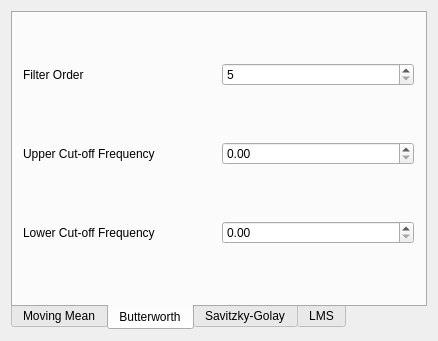
The window that src/View/MainWindow/baselineform.ui (TurboMiki/ecg_app) describes before a commit, drawn with Qt 5.
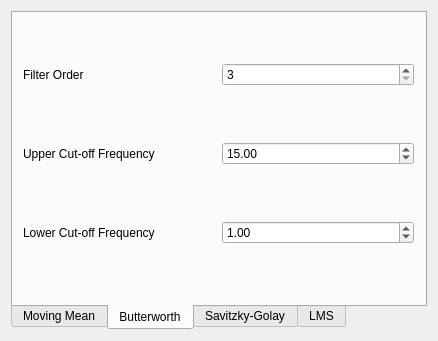
The same window after the commit. The open tabs and pages were chosen to show the change.

Commit message: Setting default values for filter settings

What changed in the file:
```diff
--- a/src/View/MainWindow/baselineform.ui
+++ b/src/View/MainWindow/baselineform.ui
@@ -148,7 +148,7 @@
              </size>
             </property>
             <property name="minimum">
-             <number>5</number>
+             <number>3</number>
             </property>
             <property name="maximum">
              <number>100</number>
@@ -206,6 +206,9 @@
               <height>0</height>
              </size>
             </property>
+            <property name="value">
+             <double>15.000000000000000</double>
+            </property>
            </widget>
           </item>
           <item>
@@ -259,6 +262,9 @@
               <height>0</height>
              </size>
             </property>
+            <property name="value">
+             <double>1.000000000000000</double>
+            </property>
            </widget>
           </item>
           <item>
```
Left out of the diff: 7 changed lines with no effect on the pictures. The commit also changes 2 other files.
